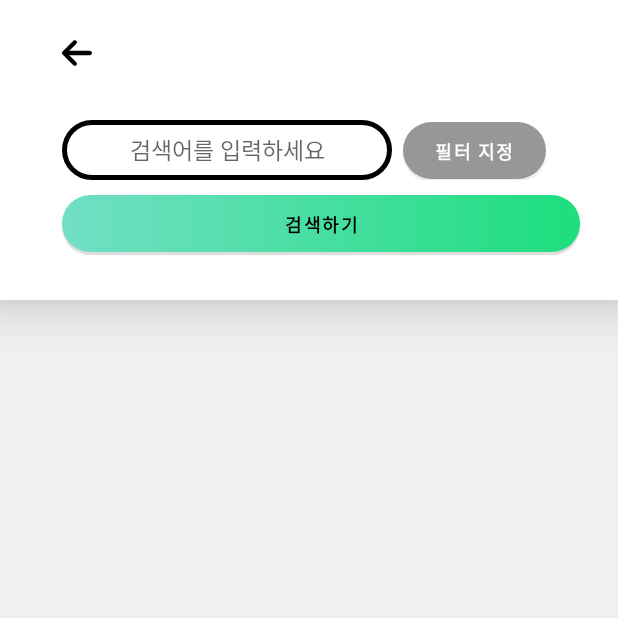
After one commit to KSangH/2021-Capstone-Design, an Android app: the SearchActivity screen opened directly, with no data from a screen before it, on a phone screen of 412 x 824 dp, the top half of it. The commit adds this screen. Run offline under Robolectric (Android 15) with nearby library versions, the phone set to English and light mode, and no system bars.

Commit message:
SearchActivity design update -1차 완성

```diff
--- a/Android/Campong/app/build.gradle
+++ b/Android/Campong/app/build.gradle
@@ -46,9 +46,11 @@ dependencies {
     implementation 'com.google.android.material:material:1.3.0'
     implementation 'androidx.constraintlayout:constraintlayout:2.0.4'
     implementation "androidx.coordinatorlayout:coordinatorlayout:1.1.0"
+    implementation 'androidx.wear:wear:1.0.0'
     testImplementation 'junit:junit:4.+'
     androidTestImplementation 'androidx.test.ext:junit:1.1.2'
     androidTestImplementation 'androidx.test.espresso:espresso-core:3.3.0'
+    compileOnly 'com.google.android.wearable:wearable:2.6.0'
 
     def nav_version = "2.3.5"
 
--- a/Android/Campong/app/src/main/AndroidManifest.xml
+++ b/Android/Campong/app/src/main/AndroidManifest.xml
@@ -1,6 +1,10 @@
 <?xml version="1.0" encoding="utf-8"?>
 <manifest xmlns:android="http://schemas.android.com/apk/res/android"
     package="com.basecamp.campong">
+
+    <uses-permission android:name="android.permission.WAKE_LOCK" />
+
+    <uses-feature android:name="android.hardware.type.watch" />
 
     <application
         android:allowBackup="true"
@@ -9,7 +13,28 @@
         android:roundIcon="@mipmap/ic_launcher_round"
         android:supportsRtl="true"
         android:theme="@style/Theme.Campong">
-        <activity android:name=".view.FilterActivity"></activity>
+        <uses-library
+            android:name="com.google.android.wearable"
+            android:required="true" />
+
+        <!--
+               Set to true if your app is Standalone, that is, it does not require the handheld
+               app to run.
+        -->
+        <meta-data
+            android:name="com.google.android.wearable.standalone"
+            android:value="true" />
+
+        <activity
+            android:name=".view.SearchActivity"
+            android:label="@string/title_activity_search">
+            <intent-filter>
+                <action android:name="android.intent.action.MAIN" />
+
+                <category android:name="android.intent.category.LAUNCHER" />
+            </intent-filter>
+        </activity>
+        <activity android:name=".view.FilterActivity" />
         <activity
             android:name=".view.SignupActivity"
             android:parentActivityName=".view.LoginActivity" />
--- /dev/null
+++ b/Android/Campong/app/src/main/java/com/basecamp/campong/view/SearchActivity.kt
@@ -0,0 +1,13 @@
+package com.basecamp.campong.view
+
+import androidx.appcompat.app.AppCompatActivity
+import android.os.Bundle
+import com.basecamp.campong.R
+
+class SearchActivity : AppCompatActivity() {
+
+    override fun onCreate(savedInstanceState: Bundle?) {
+        super.onCreate(savedInstanceState)
+        setContentView(R.layout.activity_search)
+    }
+}
--- /dev/null
+++ b/Android/Campong/app/src/main/res/drawable/searchbox.xml
@@ -0,0 +1,53 @@
+<?xml version="1.0" encoding="utf-8"?>
+
+<selector xmlns:android="http://schemas.android.com/apk/res/android">
+
+
+
+    <!-- 에디트텍스트가 포커스를 받았을때의 모양 및 색상 -->
+
+    <item android:state_focused="true">
+
+        <shape xmlns:android="http://schemas.android.com/apk/res/android" android:shape="rectangle">
+
+            <stroke
+
+                android:width="3dp"
+
+                android:color="@color/black" />
+
+            <corners android:radius="20dp"/>
+
+            <solid
+
+                android:color="@color/white" />
+
+        </shape>
+
+
+
+    </item>
+
+    <item android:state_focused="false">
+
+        <shape xmlns:android="http://schemas.android.com/apk/res/android" android:shape="rectangle">
+
+            <stroke
+
+                android:width="3dp"
+
+                android:color="#979797" />
+
+            <corners android:radius="20dp"/>
+
+            <solid
+
+                android:color="@color/white" />
+
+        </shape>
+
+
+
+    </item>
+
+</selector>
--- /dev/null
+++ b/Android/Campong/app/src/main/res/layout/activity_search.xml
@@ -0,0 +1,85 @@
+<?xml version="1.0" encoding="utf-8"?>
+<androidx.constraintlayout.widget.ConstraintLayout  xmlns:android="http://schemas.android.com/apk/res/android"
+    xmlns:app="http://schemas.android.com/apk/res-auto"
+    xmlns:tools="http://schemas.android.com/tools"
+    android:layout_width="match_parent"
+    android:layout_height="match_parent"
+    tools:context=".view.FilterActivity"
+    android:background="#f0f0f0"
+    >
+    <androidx.appcompat.widget.Toolbar
+        app:layout_constraintTop_toTopOf="parent"
+        android:id="@+id/filtertoolbar"
+        android:layout_width="match_parent"
+        android:layout_height="200dp"
+        android:background="@color/white"
+        android:elevation="20dp"
+        android:paddingHorizontal="10dp"
+        >
+
+        <LinearLayout
+            android:id="@+id/search_button_lay"
+            android:layout_width="match_parent"
+            android:layout_height="match_parent"
+            android:orientation="vertical">
+
+            <ImageButton
+                android:id="@+id/imageButton"
+                android:layout_width="70dp"
+                android:layout_height="70dp"
+                android:background="#00FFFFFF"
+                app:srcCompat="@drawable/ic_arrow" />
+
+        <LinearLayout
+            android:id="@+id/search_input_lay"
+            android:layout_width="match_parent"
+            android:layout_height="wrap_content"
+            android:orientation="horizontal"
+            android:paddingVertical="10dp">
+
+            <EditText
+                android:layout_marginLeft="25dp"
+                android:layout_width="220dp"
+                android:layout_height="40dp"
+                android:background="@drawable/searchbox"
+                android:textSize="15dp"
+                android:textColor="#979797"
+                android:gravity="center"
+                android:hint="검색어를 입력하세요"
+                />
+            <Button
+                android:id="@+id/button_filter"
+                android:layout_width="95dp"
+                android:layout_height="40dp"
+                android:layout_marginHorizontal="7dp"
+                android:textSize="12dp"
+                android:textColor="@color/white"
+                android:textStyle="bold"
+                android:text="필터 지정"
+                android:background="@drawable/button_main_color"
+                app:backgroundTint="#979797"
+                />
+
+        </LinearLayout>
+
+            <Button
+                android:id="@+id/button1"
+                android:layout_width="match_parent"
+                android:layout_height="40dp"
+                android:layout_marginHorizontal="25dp"
+                android:textSize="12dp"
+                android:textColor="@color/black"
+                android:textStyle="bold"
+                android:text="검색하기"
+                android:background="@drawable/button_main_color"
+                app:backgroundTint="@null"
+                app:layout_constraintStart_toStartOf="@id/search_field"
+                />
+
+        </LinearLayout>
+
+
+    </androidx.appcompat.widget.Toolbar>
+
+
+</androidx.constraintlayout.widget.ConstraintLayout>
--- a/Android/Campong/app/src/main/res/values/strings.xml
+++ b/Android/Campong/app/src/main/res/values/strings.xml
@@ -1,3 +1,9 @@
 <resources>
     <string name="app_name">Campong</string>
+    <string name="title_activity_search">SearchActivity</string>
+    <!--
+    This string is used for square devices and overridden by hello_world in
+    values-round/strings.xml for round devices.
+    -->
+    <string name="hello_world">Hello Square World!</string>
 </resources>
```
